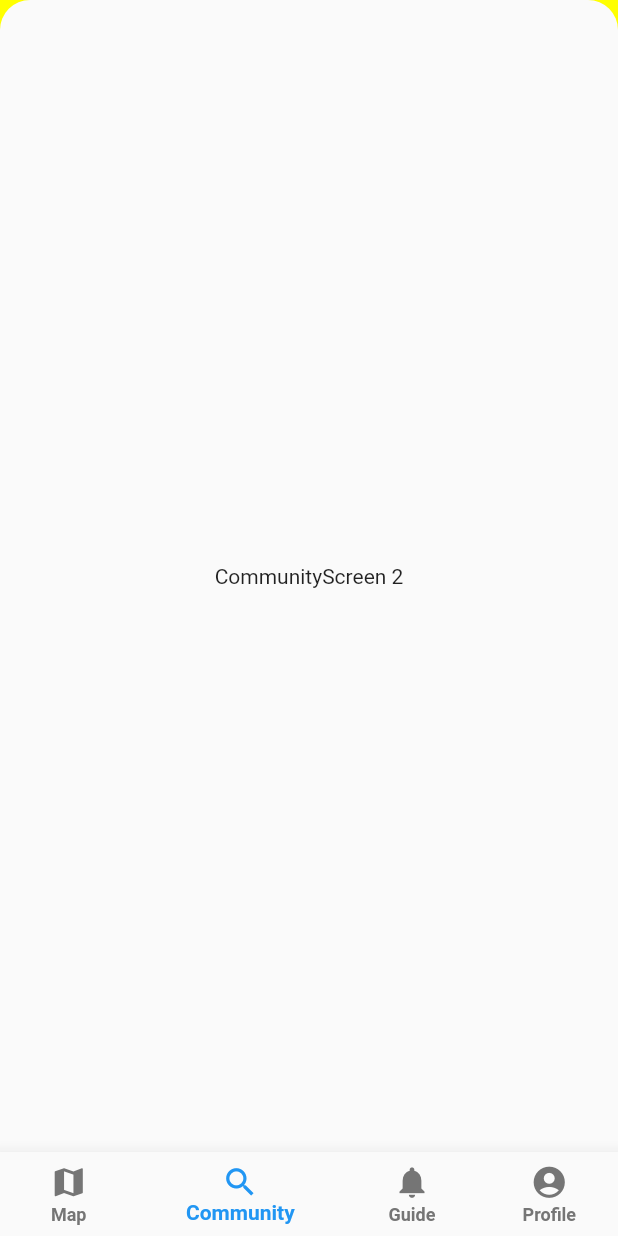
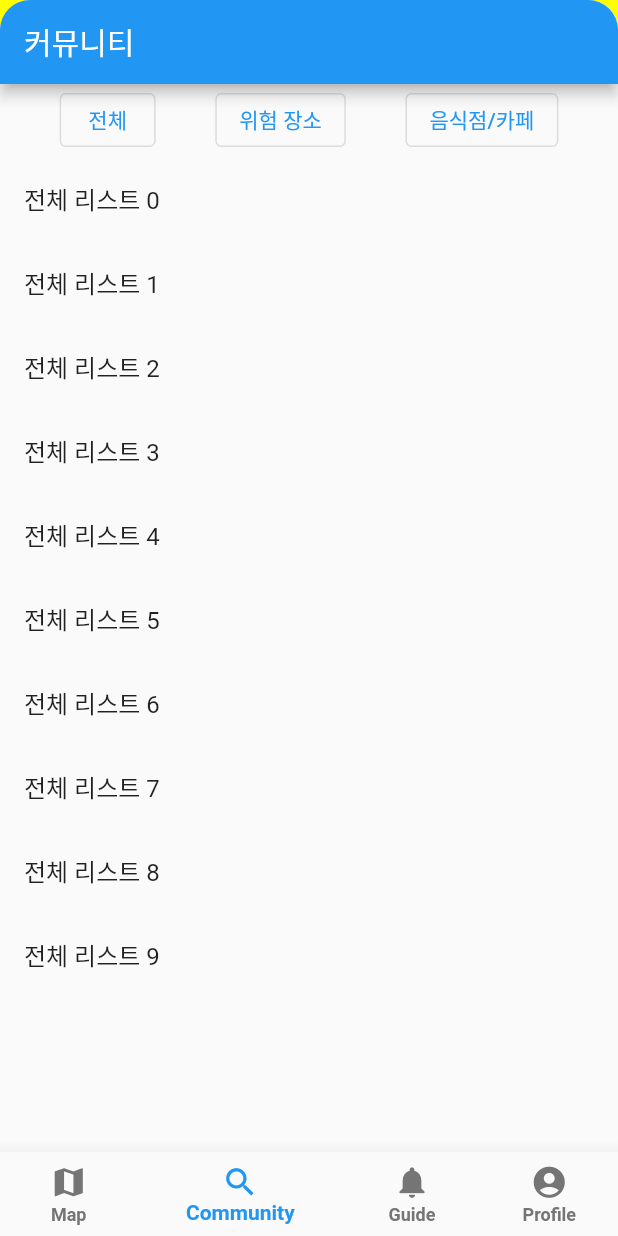
Before and after one commit to Rolling-Together/RollingTogether, a Flutter app: the screen it shows after launch, item 2 of the bottom bar chosen, on a phone screen of 412 x 824 dp. Run offline on Flutter 3.47's test engine with Material 2 defaults, Android fonts, the phone set to English and light mode, and no system bars; our stand-ins replace cloud_firestore, firebase_core, get, google_maps_flutter, image_picker; accounts and stored records are empty.

Commit message:
community screen 기초 구성

```diff
--- a/lib/ui/screens/community_screen.dart
+++ b/lib/ui/screens/community_screen.dart
@@ -1,12 +1,84 @@
+import 'package:flutter/foundation.dart';
 import 'package:flutter/material.dart';
 
-class CommunityScreen extends StatelessWidget {
-  const CommunityScreen({Key? key}) : super(key: key);
+class CommunityScreen extends StatefulWidget {
+  _CommunityScreenState createState() => _CommunityScreenState();
+}
+
+class _CommunityScreenState extends State<CommunityScreen> {
+  String selectedCategory = "전체";
+
+  void selectCategory(String category) {
+    setState(() {
+      selectedCategory = category;
+    });
+  }
 
   @override
   Widget build(BuildContext context) {
-    return Center(
-      child: Text('CommunityScreen 2'),
+    return Scaffold(
+      appBar: AppBar(
+        title: Text("커뮤니티"),
+      ),
+      body: Column(
+        children: [
+          // 카테고리 버튼들
+          Row(
+            mainAxisAlignment: MainAxisAlignment.spaceEvenly,
+            children: [
+              OutlinedButton(
+                onPressed: () => selectCategory("전체"),
+                child: Text(
+                  "전체",
+                  style: TextStyle(
+                    color: selectedCategory == "전체" ? Colors.blue : null,
+                  ),
+                ),
+              ),
+              OutlinedButton(
+                onPressed: () => selectCategory("위험 장소"),
+                child: Text(
+                  "위험 장소",
+                  style: TextStyle(
+                    color: selectedCategory == "위험 장소" ? Colors.blue : null,
+                  ),
+                ),
+              ),
+              OutlinedButton(
+                onPressed: () => selectCategory("음식점/카페"),
+                child: Text(
+                  "음식점/카페",
+                  style: TextStyle(
+                    color: selectedCategory == "음식점/카페" ? Colors.blue : null,
+                  ),
+                ),
+              ),
+            ],
+          ),
+          // 선택된 카테고리에 따라 다른 리스트 보여주기
+          Expanded(
+            child: ListView.builder(
+                itemCount: 10, // 리스트 개수는 임의로 설정
+                itemBuilder: (context, index) {
+                  if (selectedCategory == "전체") {
+                    return ListTile(
+                      title: Text("전체 리스트 $index"),
+                    );
+                  } else if (selectedCategory == "위험 장소") {
+                    return ListTile(
+                      title: Text("위험 장소 리스트 $index"),
+                    );
+                  } else if (selectedCategory == "음식점/카페") {
+                    return ListTile(
+                      title: Text("음식점/카페 리스트 $index"),
+                    );
+                  }
+                  return Container();
+                }
+            ),
+          ),
+        ],
+      ),
     );
   }
 }
```
